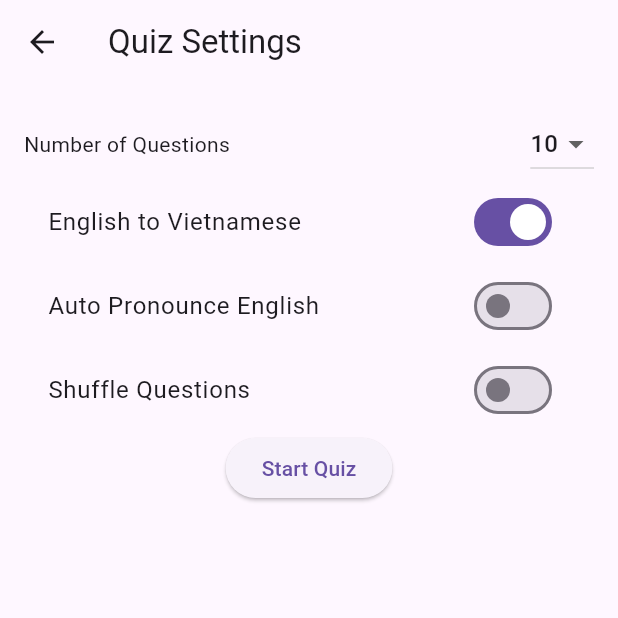
After one commit to PhamThanhTuan0215/Flutter-Learning-English-Application, a Flutter app: the QuizSettingsScreen screen opened directly, on a phone screen of 412 x 824 dp, the top half of it. The commit adds this screen. Run offline on Flutter 3.47's test engine with Material 3 defaults, Android fonts, the phone set to English and light mode, and no system bars; our stand-ins replace csv, file_picker, flip_card, flutter_tts, ionicons, jwt_decoder and 2 more; accounts and stored records are empty.

Commit message:
mutiple choice

```diff
--- /dev/null
+++ b/lib/screens/Vocab_learning/quiz_learning/quizSetting.dart
@@ -0,0 +1,94 @@
+import 'package:application_learning_english/screens/Vocab_learning/quiz_learning/quiz_screen.dart';
+import 'package:flutter/material.dart';
+
+class QuizSettingsScreen extends StatefulWidget {
+  @override
+  _QuizSettingsScreenState createState() => _QuizSettingsScreenState();
+}
+
+class _QuizSettingsScreenState extends State<QuizSettingsScreen> {
+  int numberOfQuestions = 10;
+  bool englishToVietnamese = true;
+  bool autoPronounce = false;
+  bool shuffleQuestions = false;
+
+  @override
+  Widget build(BuildContext context) {
+    return Scaffold(
+      appBar: AppBar(
+        title: Text('Quiz Settings'),
+      ),
+      body: Padding(
+        padding: const EdgeInsets.all(16.0),
+        child: Column(
+          children: <Widget>[
+            Row(
+              mainAxisAlignment: MainAxisAlignment.spaceBetween,
+              children: [
+                Text('Number of Questions'),
+                DropdownButton<int>(
+                  value: numberOfQuestions,
+                  onChanged: (int? newValue) {
+                    setState(() {
+                      numberOfQuestions = newValue!;
+                    });
+                  },
+                  items: <int>[5, 10, 15, 20]
+                      .map<DropdownMenuItem<int>>((int value) {
+                    return DropdownMenuItem<int>(
+                      value: value,
+                      child: Text(value.toString()),
+                    );
+                  }).toList(),
+                ),
+              ],
+            ),
+            SwitchListTile(
+              title: Text('English to Vietnamese'),
+              value: englishToVietnamese,
+              onChanged: (bool value) {
+                setState(() {
+                  englishToVietnamese = value;
+                });
+              },
+            ),
+            SwitchListTile(
+              title: Text('Auto Pronounce English'),
+              value: autoPronounce,
+              onChanged: (bool value) {
+                setState(() {
+                  autoPronounce = value;
+                });
+              },
+            ),
+            SwitchListTile(
+              title: Text('Shuffle Questions'),
+              value: shuffleQuestions,
+              onChanged: (bool value) {
+                setState(() {
+                  shuffleQuestions = value;
+                });
+              },
+            ),
+            ElevatedButton(
+              onPressed: () {
+                Navigator.push(
+                  context,
+                  MaterialPageRoute(
+                    builder: (context) => QuizScreen(
+                      numberOfQuestions: numberOfQuestions,
+                      englishToVietnamese: englishToVietnamese,
+                      autoPronounce: autoPronounce,
+                      shuffleQuestions: shuffleQuestions,
+                    ),
+                  ),
+                );
+              },
+              child: Text('Start Quiz'),
+            ),
+          ],
+        ),
+      ),
+    );
+  }
+}
--- a/lib/screens/account_screen.dart
+++ b/lib/screens/account_screen.dart
@@ -46,12 +46,6 @@ class _AccountScreenState extends State<AccountScreen> {
   Widget build(BuildContext context) {
     return Scaffold(
       appBar: AppBar(
-        // leading: IconButton(
-        //   onPressed: () {
-        //     Navigator.pop(context);
-        //   },
-        //   icon: const Icon(Ionicons.chevron_back_outline),
-        // ),
         leadingWidth: 80,
       ),
       body: SingleChildScrollView(
--- a/lib/screens/list_vocabulary_screen.dart
+++ b/lib/screens/list_vocabulary_screen.dart
@@ -4,6 +4,7 @@ import 'package:application_learning_english/config.dart';
 import 'package:application_learning_english/flashCard.dart';
 import 'package:application_learning_english/models/topic.dart';
 import 'package:application_learning_english/models/word.dart';
+import 'package:application_learning_english/screens/Vocab_learning/main_menu.dart';
 import 'package:application_learning_english/widgets/word_item.dart';
 import 'package:flutter/foundation.dart';
 import 'package:flutter/material.dart';
@@ -332,7 +333,9 @@ class _ListVocabularyScreenState extends State<ListVocabularyScreen> {
           Navigator.push(
             context,
             MaterialPageRoute(
-              builder: (context) => const FlashCard(),
+              builder: (context) => MainMenu(
+                words: widget.words,
+              ),
             ),
           );
         },
```
Also changed, not shown: lib/flashCard.dart (+59 -43 lines), lib/loginPage.dart (+6 -1 lines), lib/registration.dart (+48 -1 lines), lib/screens/Vocab_learning/main_menu.dart (added, +80 -0 lines), lib/screens/Vocab_learning/quiz_learning/quiz_screen.dart (added, +28 -0 lines), lib/screens/Vocab_learning/typing_learning/TypingPracticeScreen.dart (added, +96 -0 lines), lib/screens/Vocab_learning/typing_learning/typing_screen.dart (added, +29 -0 lines), lib/screens/list_vocabulary_achi.dart (+11 -13 lines), pubspec.lock, 2 other files.
